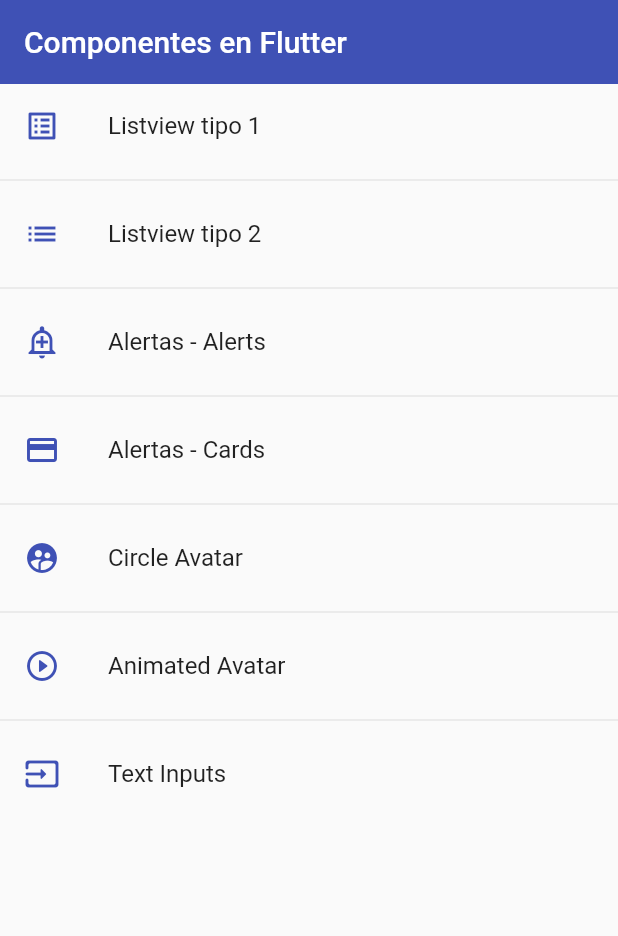
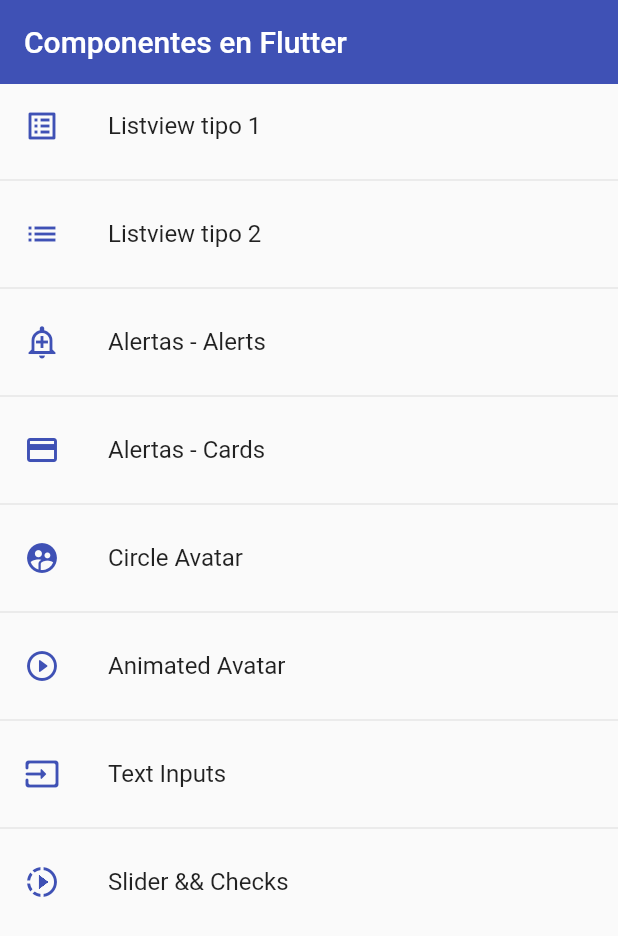
Before and after one commit to Cesluc/Flutter-Projects, a Flutter app: the screen it shows after launch, on a phone screen of 412 x 824 dp. Shown: the top 936 px of the screen. Run offline on Flutter 3.47's test engine with Material 2 defaults, Android fonts, the phone set to English and light mode, and no system bars.

Commit message:
Utilizando el Widget Slider

```diff
--- a/fl_components/lib/router/app_routes.dart
+++ b/fl_components/lib/router/app_routes.dart
@@ -17,6 +17,7 @@ class AppRoutes {
     MenuOption(route: 'avatar',  name: 'Circle Avatar', screen: const AvatarScreen(), icon: Icons.supervised_user_circle_rounded),
     MenuOption(route: 'animated',  name: 'Animated Avatar', screen: const AnimatedScreen(), icon: Icons.play_circle_outline_rounded),
     MenuOption(route: 'input',  name: 'Text Inputs', screen: const InputsScreen(), icon: Icons.input_rounded),
+    MenuOption(route: 'slider',  name: 'Slider && Checks', screen: const SliderScreen(), icon: Icons.slow_motion_video_outlined),
   ];
 
   static Map<String, Widget Function(BuildContext)> getAppRoutes(){
--- a/fl_components/lib/screens/screens.dart
+++ b/fl_components/lib/screens/screens.dart
@@ -7,3 +7,4 @@ export 'package:fl_components/screens/home_screen.dart';
 export 'package:fl_components/screens/inputs_screen.dart';
 export 'package:fl_components/screens/listview1_screen.dart';
 export 'package:fl_components/screens/listview2_screen.dart';
+export 'package:fl_components/screens/slider_screen.dart';
```
